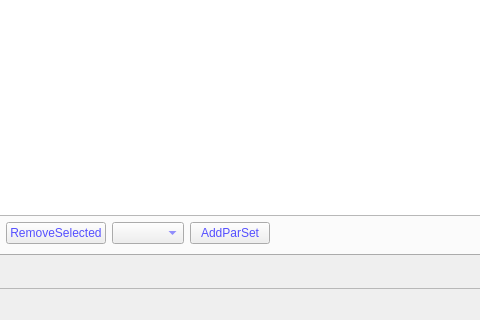
Old version of the form scripts/SuperRod/superrod2.ui in the repository jackey-qiu/DaFy_P23; both pictures show x 736 to 1216 and y 418 to 738 of the 1413 by 738 pixel window.
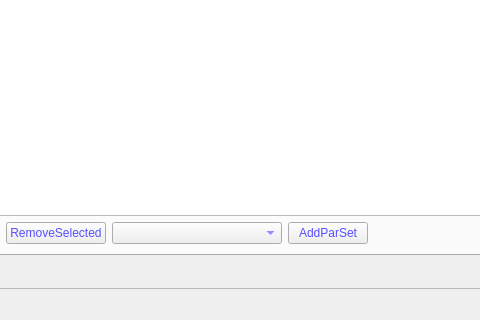
New version of the form. The open tabs and pages were chosen to show the change. Icons and pictures are not drawn. Custom widgets are drawn as their Qt base class.

What changed in the file:
```diff
--- a/scripts/SuperRod/superrod2.ui
+++ b/scripts/SuperRod/superrod2.ui
@@ -470,7 +470,20 @@
                 </widget>
                </item>
                <item>
-                <widget class="QComboBox" name="comboBox_register_par_set"/>
+                <widget class="QComboBox" name="comboBox_register_par_set">
+                 <property name="sizePolicy">
+                  <sizepolicy hsizetype="Minimum" vsizetype="Fixed">
+                   <horstretch>0</horstretch>
+                   <verstretch>0</verstretch>
+                  </sizepolicy>
+                 </property>
+                 <property name="minimumSize">
+                  <size>
+                   <width>170</width>
+                   <height>0</height>
+                  </size>
+                 </property>
+                </widget>
                </item>
                <item>
                 <widget class="QPushButton" name="pushButton">
```
Left out of the diff: 4 changed lines with no effect on the pictures.
